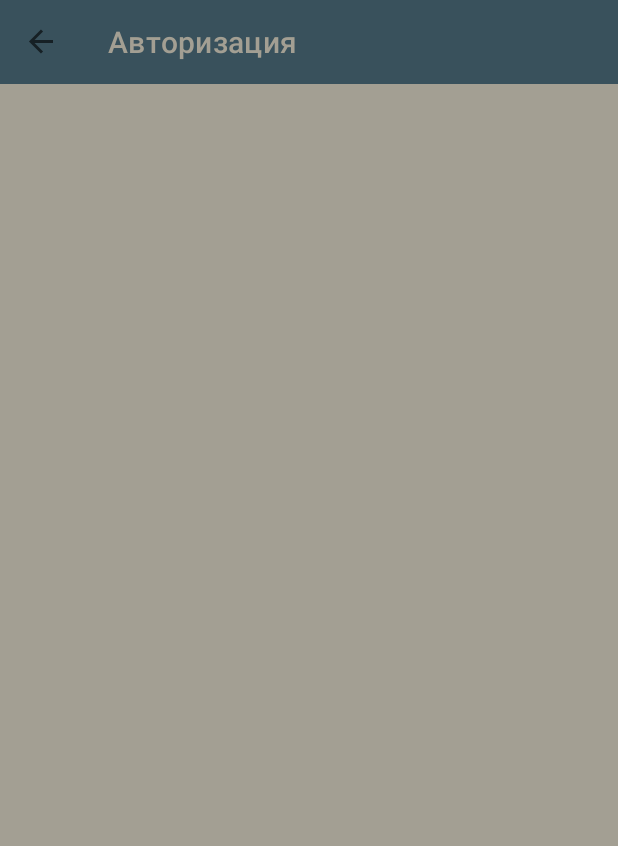
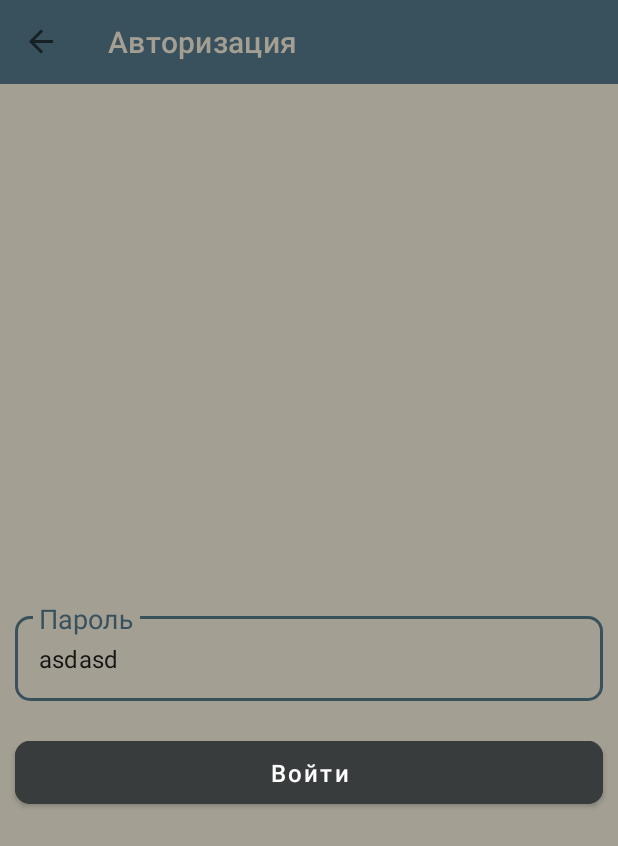
Before and after one commit to DanilaKurdyukov/VendingApp2.0_NavigationComponent_FirestoreCloud, an Android app: the AuthFragment screen opened through its navigation route, on a phone screen of 412 x 824 dp. Shown: the top 846 px of the screen. Run offline under Robolectric (Android 15) with nearby library versions, the phone set to English and light mode, and no system bars; our stand-ins replace navigation-ui.

Commit message:
Made interface fragment_auth

```diff
--- a/app/src/main/java/com/example/vendingapp20/fragments/StartFragment.java
+++ b/app/src/main/java/com/example/vendingapp20/fragments/StartFragment.java
@@ -72,7 +72,7 @@ public class StartFragment extends Fragment {
         view.findViewById(R.id.button_administrativeInterface).setOnClickListener(new View.OnClickListener() {
             @Override
             public void onClick(View v) {
-
+                navController.navigate(R.id.authFragment);
             }
         });
     }
--- /dev/null
+++ b/app/src/main/res/color/text_input_background_colors.xml
@@ -0,0 +1,5 @@
+<?xml version="1.0" encoding="utf-8"?>
+<selector xmlns:android="http://schemas.android.com/apk/res/android">
+<item android:color="@color/brown" android:state_focused="false"/>
+    <item android:color="@color/darkGreen" android:state_focused="true"/>
+</selector>
--- /dev/null
+++ b/app/src/main/res/color/text_input_box_stroke_colors.xml
@@ -0,0 +1,5 @@
+<?xml version="1.0" encoding="utf-8"?>
+<selector xmlns:android="http://schemas.android.com/apk/res/android">
+<item android:color="@color/darkGreen" android:state_focused="false"/>
+    <item android:color="@color/darkGreen" android:state_focused="true"/>
+</selector>
--- /dev/null
+++ b/app/src/main/res/drawable/text_input_background.xml
@@ -0,0 +1,5 @@
+<?xml version="1.0" encoding="utf-8"?>
+<selector xmlns:android="http://schemas.android.com/apk/res/android">
+<item android:drawable="@color/darkGreen" android:state_focused="false"/>
+    <item android:drawable="@color/darkGreen" android:state_focused="true"/>
+</selector>
--- a/app/src/main/res/layout/fragment_auth.xml
+++ b/app/src/main/res/layout/fragment_auth.xml
@@ -3,8 +3,35 @@
     xmlns:tools="http://schemas.android.com/tools"
     android:layout_width="match_parent"
     android:layout_height="match_parent"
+    xmlns:app="http://schemas.android.com/apk/res-auto"
     tools:context=".fragments.AuthFragment">
 
+    <com.google.android.material.textfield.TextInputLayout
+        android:id="@+id/text_layout_adminPassword"
+        android:layout_width="match_parent"
+        android:layout_height="wrap_content"
+        app:layout_constraintTop_toTopOf="parent"
+        app:layout_constraintBottom_toBottomOf="parent"
+        style="@style/TextInputLayoutStyle"
+        app:errorEnabled="true"
+        >
+
+        <com.google.android.material.textfield.TextInputEditText
+            android:id="@+id/edit_text_adminPassword"
+            android:layout_width="match_parent"
+            android:layout_height="wrap_content"
+            android:text="asdasd"
+            android:hint="Пароль"/>
+
+    </com.google.android.material.textfield.TextInputLayout>
+
+    <com.google.android.material.button.MaterialButton
+        android:id="@+id/button_logIn"
+        android:layout_width="match_parent"
+        android:layout_height="wrap_content"
+        app:layout_constraintTop_toBottomOf="@id/text_layout_adminPassword"
+        style="@style/ButtonStyle"
+        android:text="Войти" />
 
 
 </androidx.constraintlayout.widget.ConstraintLayout>
--- a/app/src/main/res/values/styles.xml
+++ b/app/src/main/res/values/styles.xml
@@ -19,4 +19,22 @@
         <item name="android:padding">10dp</item>
         <item name="android:textColor">@color/white</item>
     </style>
+    <style name="TextInputLayoutStyle" parent="Widget.MaterialComponents.TextInputLayout.OutlinedBox">
+        <item name="boxStrokeColor">@color/text_input_box_stroke_colors</item>
+        <item name="boxStrokeWidth">2dp</item>
+        <item name="boxStrokeWidthFocused">2dp</item>
+        <item name="hintTextAppearance">@style/TextInputHintStyle</item>
+        <item name="android:textColorHint">@color/darkGreen</item>
+        <item name="hintTextColor">@color/darkGreen</item>
+        <item name="android:layout_marginLeft">10dp</item>
+        <item name="android:layout_marginRight">10dp</item>
+        <item name="android:layout_marginTop">10dp</item>
+        <item name="boxCornerRadiusBottomEnd">10dp</item>
+        <item name="boxCornerRadiusBottomStart">10dp</item>
+        <item name="boxCornerRadiusTopEnd">10dp</item>
+        <item name="boxCornerRadiusTopStart">10dp</item>
+    </style>
+    <style name="TextInputHintStyle">
+        <item name="android:textSize">18dp</item>
+    </style>
 </resources>
```
